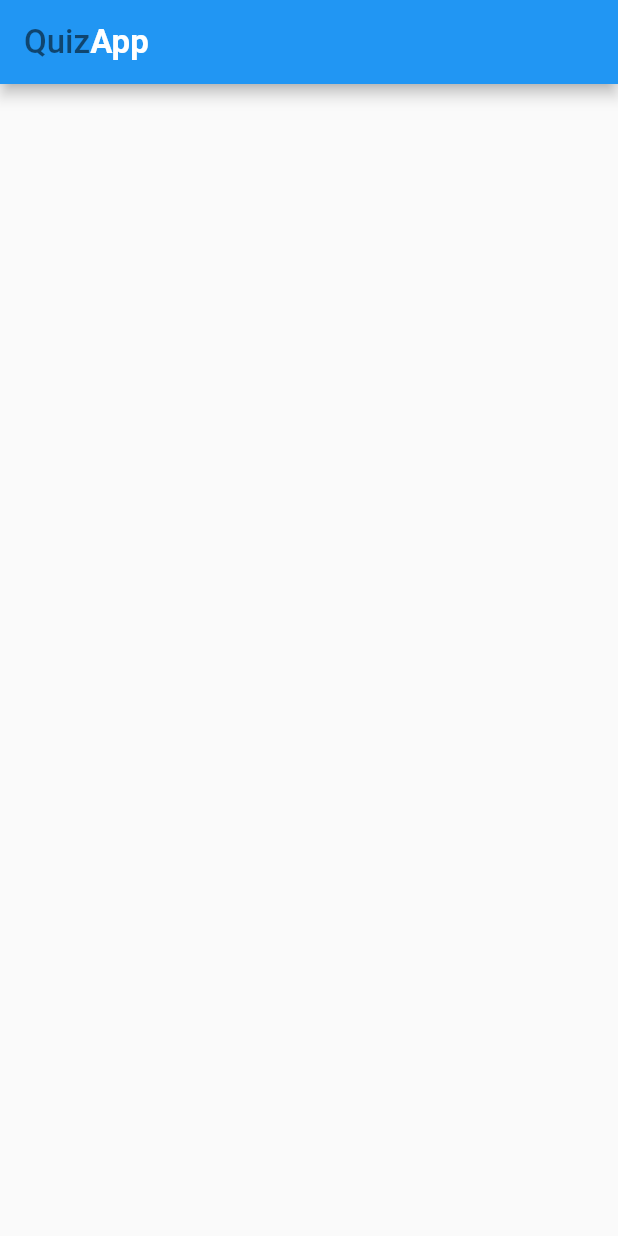
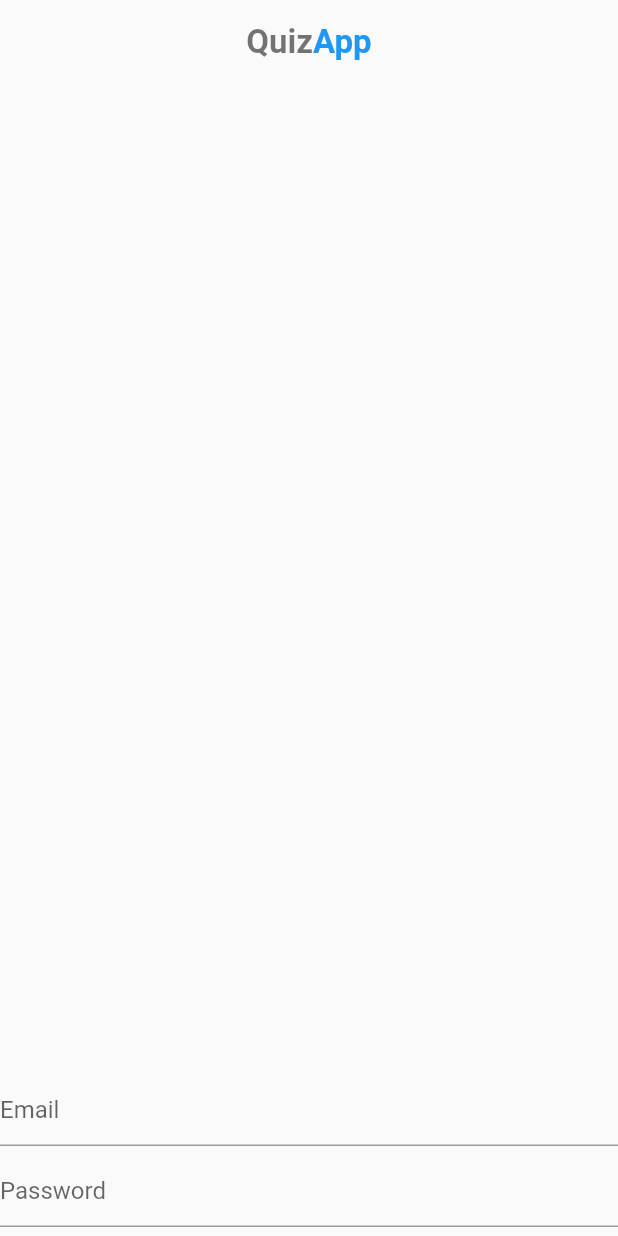
Before and after one commit to ThemindaSrimal/quiz-app, a Flutter app: the screen it shows after launch, on a phone screen of 412 x 824 dp. Run offline on Flutter 3.47's test engine with Material 2 defaults, Android fonts, the phone set to English and light mode, and no system bars.

Commit message:
signin-form-mid

```diff
--- a/lib/views/signin.dart
+++ b/lib/views/signin.dart
@@ -1,15 +1,61 @@
 import 'package:flutter/material.dart';
 import 'package:quizapp/widgets/widgets.dart';
 
-class SignIn extends StatelessWidget {
+class SignIn extends StatefulWidget {
   const SignIn({Key? key}) : super(key: key);
+
+  @override
+  _SignInState createState() {
+    return _SignInState();
+  }
+}
+
+class _SignInState extends State<SignIn> {
+  final _formKey = GlobalKey<FormState>();
+  late String email, password;
 
   @override
   Widget build(BuildContext context) {
     return Scaffold(
-      appBar: AppBar(
-        title: appBar(context),
-      ),
-    );
+        appBar: AppBar(
+          title: Center(child: appBar(context)),
+          backgroundColor: Colors.transparent,
+          elevation: 0.0,
+          // ignore: deprecated_member_use
+          brightness: Brightness.light,
+        ),
+        body: Form(
+          child: Container(
+            child: Column(
+              children: [
+                const Spacer(),
+                TextFormField(
+                  validator: (val) {
+                    return val!.isEmpty ? 'Enter Email' : null;
+                  },
+                  decoration: const InputDecoration(hintText: 'Email'),
+                  onChanged: (val) {
+                    email = val;
+                  },
+                ),
+                const SizedBox(
+                  height: 6,
+                ),
+                TextFormField(
+                  validator: (val) {
+                    return val!.isEmpty ? 'Enter Password' : null;
+                  },
+                  decoration: const InputDecoration(hintText: 'Password'),
+                  onChanged: (val) {
+                    password = val;
+                  },
+                ),
+                const SizedBox(
+                  height: 6,
+                ),
+              ],
+            ),
+          ),
+        ));
   }
 }
--- a/lib/widgets/widgets.dart
+++ b/lib/widgets/widgets.dart
@@ -8,8 +8,10 @@ Widget appBar(BuildContext context) {
         TextSpan(
             text: 'Quiz',
             style:
-                TextStyle(fontWeight: FontWeight.w500, color: Colors.black54)),
-        TextSpan(text: 'App', style: TextStyle(fontWeight: FontWeight.bold)),
+                TextStyle(fontWeight: FontWeight.w600, color: Colors.black54)),
+        TextSpan(
+            text: 'App',
+            style: TextStyle(fontWeight: FontWeight.w600, color: Colors.blue)),
       ],
     ),
   );
```
